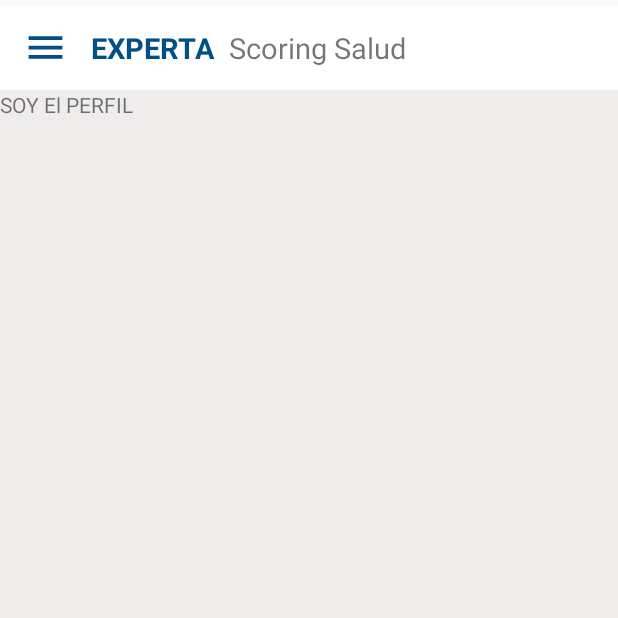
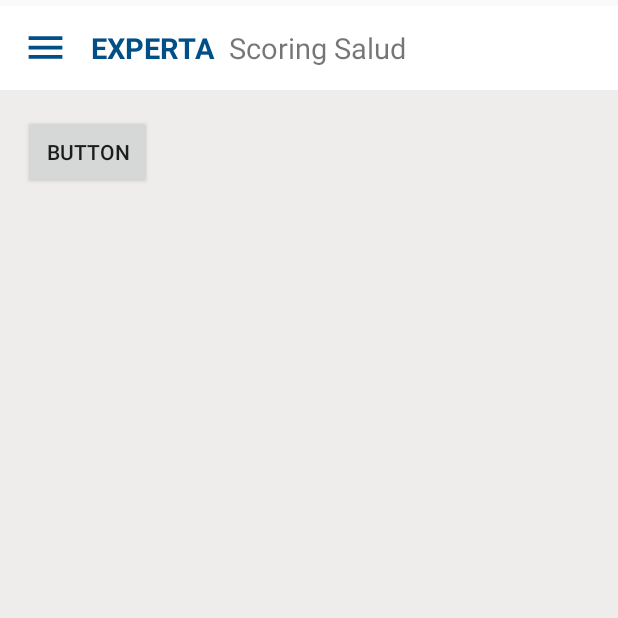
Before and after one commit to ivanlandinez1994/ScoringSalud, an Android app: the ProfileFragment screen opened through its navigation route, on a phone screen of 412 x 824 dp, the top half of it. Run offline under Robolectric (Android 15) with nearby library versions, the phone set to English and light mode, and no system bars; our stand-ins replace Firebase (no records; nobody signed in at launch, a user with empty details on screens opened directly), navigation-ui; 2 statements that could not run were skipped.

Commit message:
agregado y programación de boton BACK a perfil

```diff
--- a/app/src/main/java/com/pf/scoringsalud/ProfileFragment.java
+++ b/app/src/main/java/com/pf/scoringsalud/ProfileFragment.java
@@ -3,62 +3,44 @@ package com.pf.scoringsalud;
 import android.os.Bundle;
 
 import androidx.fragment.app.Fragment;
+import androidx.fragment.app.FragmentTransaction;
 
 import android.view.LayoutInflater;
 import android.view.View;
 import android.view.ViewGroup;
+import android.widget.ActionMenuView;
+import android.widget.Button;
 
-/**
- * A simple {@link Fragment} subclass.
- * Use the {@link ProfileFragment#newInstance} factory method to
- * create an instance of this fragment.
- */
+
 public class ProfileFragment extends Fragment {
 
-    // TODO: Rename parameter arguments, choose names that match
-    // the fragment initialization parameters, e.g. ARG_ITEM_NUMBER
-    private static final String ARG_PARAM1 = "param1";
-    private static final String ARG_PARAM2 = "param2";
 
-    // TODO: Rename and change types of parameters
-    private String mParam1;
-    private String mParam2;
-
-    public ProfileFragment() {
-        // Required empty public constructor
-    }
-
-    /**
-     * Use this factory method to create a new instance of
-     * this fragment using the provided parameters.
-     *
-     * @param param1 Parameter 1.
-     * @param param2 Parameter 2.
-     * @return A new instance of fragment ProfileFragment.
-     */
-    // TODO: Rename and change types and number of parameters
-    public static ProfileFragment newInstance(String param1, String param2) {
-        ProfileFragment fragment = new ProfileFragment();
-        Bundle args = new Bundle();
-        args.putString(ARG_PARAM1, param1);
-        args.putString(ARG_PARAM2, param2);
-        fragment.setArguments(args);
-        return fragment;
-    }
-
-    @Override
-    public void onCreate(Bundle savedInstanceState) {
-        super.onCreate(savedInstanceState);
-        if (getArguments() != null) {
-            mParam1 = getArguments().getString(ARG_PARAM1);
-            mParam2 = getArguments().getString(ARG_PARAM2);
-        }
-    }
+    Button back;
 
     @Override
     public View onCreateView(LayoutInflater inflater, ViewGroup container,
                              Bundle savedInstanceState) {
         // Inflate the layout for this fragment
-        return inflater.inflate(R.layout.fragment_profile, container, false);
+        View view = inflater.inflate(R.layout.fragment_profile, container, false);
+
+        //imicio boton back //
+        back = view.findViewById(R.id.back);
+        back.setOnClickListener(new View.OnClickListener() {
+            @Override
+            public void onClick(View view) {
+                HomeFragment homeF= new HomeFragment();
+                FragmentTransaction transaction = getFragmentManager().beginTransaction();
+                transaction.replace(R.id.perfilF, homeF );
+                transaction.commit();
+            }
+        });
+
+        //fin boton back //
+
+
+        return view;
     }
+
+
+
 }
--- a/app/src/main/res/layout/fragment_home.xml
+++ b/app/src/main/res/layout/fragment_home.xml
@@ -5,7 +5,8 @@
     android:layout_width="match_parent"
     android:layout_height="match_parent"
     android:background="@color/background"
-    tools:context=".HomeFragment">
+    tools:context=".HomeFragment"
+    android:id="@+id/homeF">
 
 <ScrollView
     android:layout_width="match_parent"
--- a/app/src/main/res/layout/fragment_profile.xml
+++ b/app/src/main/res/layout/fragment_profile.xml
@@ -1,15 +1,32 @@
 <?xml version="1.0" encoding="utf-8"?>
 <FrameLayout xmlns:android="http://schemas.android.com/apk/res/android"
+    xmlns:app="http://schemas.android.com/apk/res-auto"
     xmlns:tools="http://schemas.android.com/tools"
     android:layout_width="match_parent"
     android:layout_height="match_parent"
     android:background="@color/background"
-    tools:context=".ProfileFragment">
+    tools:context=".ProfileFragment"
+    android:id="@+id/perfilF">
 
 
-    <TextView
+    <androidx.constraintlayout.widget.ConstraintLayout
         android:layout_width="match_parent"
-        android:layout_height="match_parent"
-        android:text="@string/soy_el_perfil" />
+        android:layout_height="match_parent">
+
+
+        <Button
+            android:id="@+id/back"
+            android:layout_width="85dp"
+            android:layout_height="49dp"
+            android:text="Button"
+            app:layout_constraintBottom_toBottomOf="parent"
+            app:layout_constraintEnd_toEndOf="parent"
+            app:layout_constraintHorizontal_bias="0.049"
+            app:layout_constraintStart_toStartOf="parent"
+            app:layout_constraintTop_toTopOf="parent"
+            app:layout_constraintVertical_bias="0.023" />
+
+    </androidx.constraintlayout.widget.ConstraintLayout>
+
 
 </FrameLayout>
```
